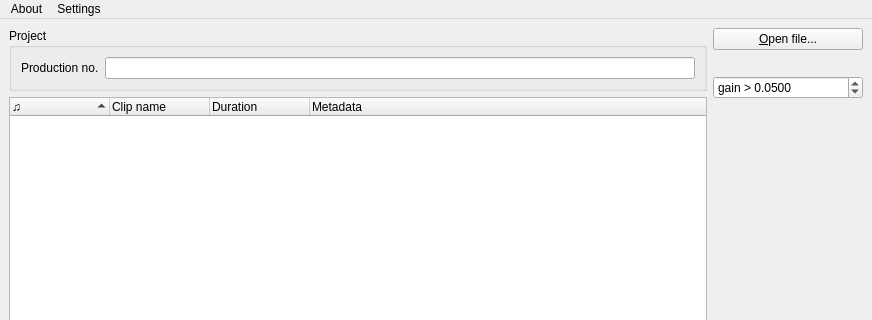
Old version of the form src/gui/pling-plong-odometer.ui in the repository havardgulldahl/pling-plong-odometer; both pictures show x 0 to 872 and y 0 to 320 of the 872 by 679 pixel window.
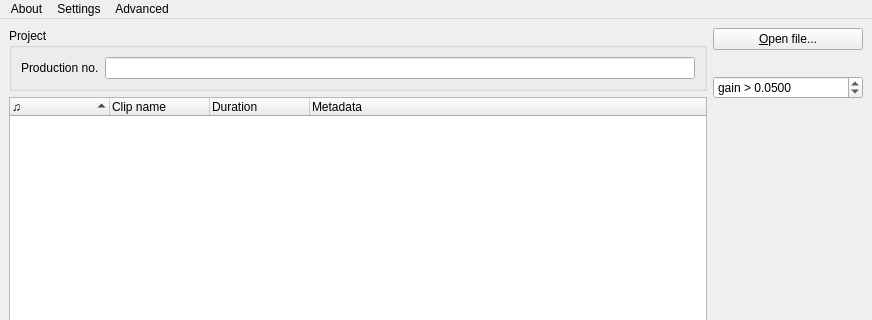
New version of the form. Icons and pictures are not drawn.

Commit message: Add new menu item for report export

Diff of the .ui file:
```diff
--- a/src/gui/pling-plong-odometer.ui
+++ b/src/gui/pling-plong-odometer.ui
@@ -525,10 +525,17 @@
     </property>
     <addaction name="actionLoginOnline"/>
     <addaction name="separator"/>
-    <addaction name="actionCheck_for_updates"/>
+    <addaction name="actionCheckForUpdates"/>
+   </widget>
+   <widget class="QMenu" name="menuAdvanced">
+    <property name="title">
+     <string>Advanced</string>
+    </property>
+    <addaction name="actionExportDetailedReport"/>
    </widget>
    <addaction name="menu_About"/>
    <addaction name="menuSettings"/>
+   <addaction name="menuAdvanced"/>
   </widget>
   <widget class="QStatusBar" name="statusbar"/>
   <action name="actionAbout_Odometer">
```
Left out of the diff: 11 changed lines with no effect on the pictures. The commit also changes 1 other file.
